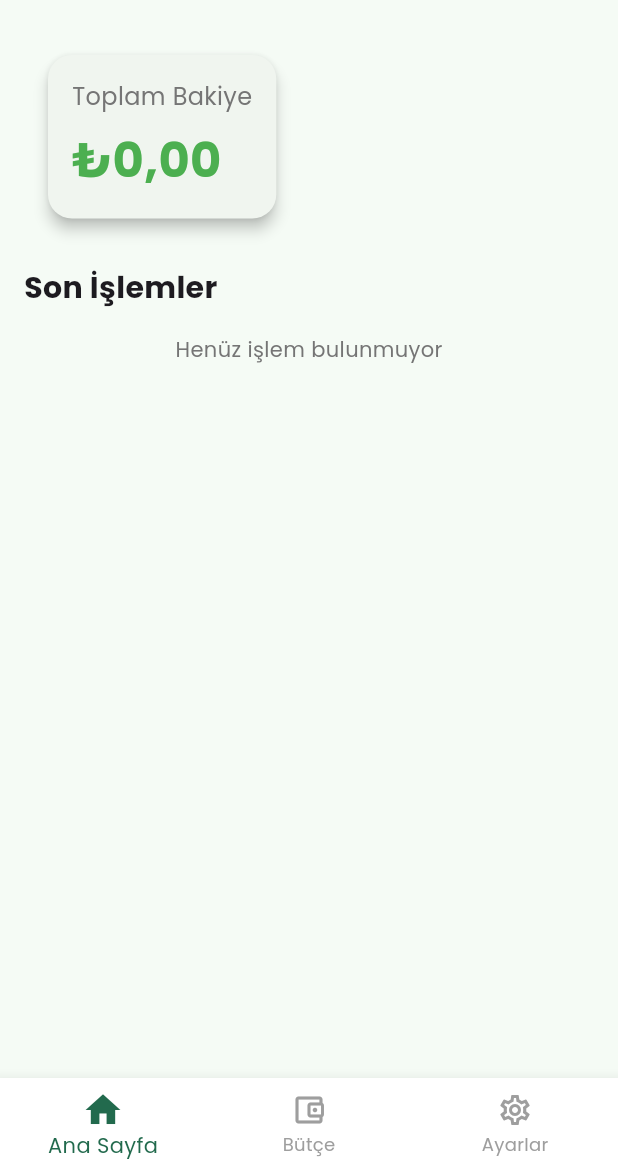
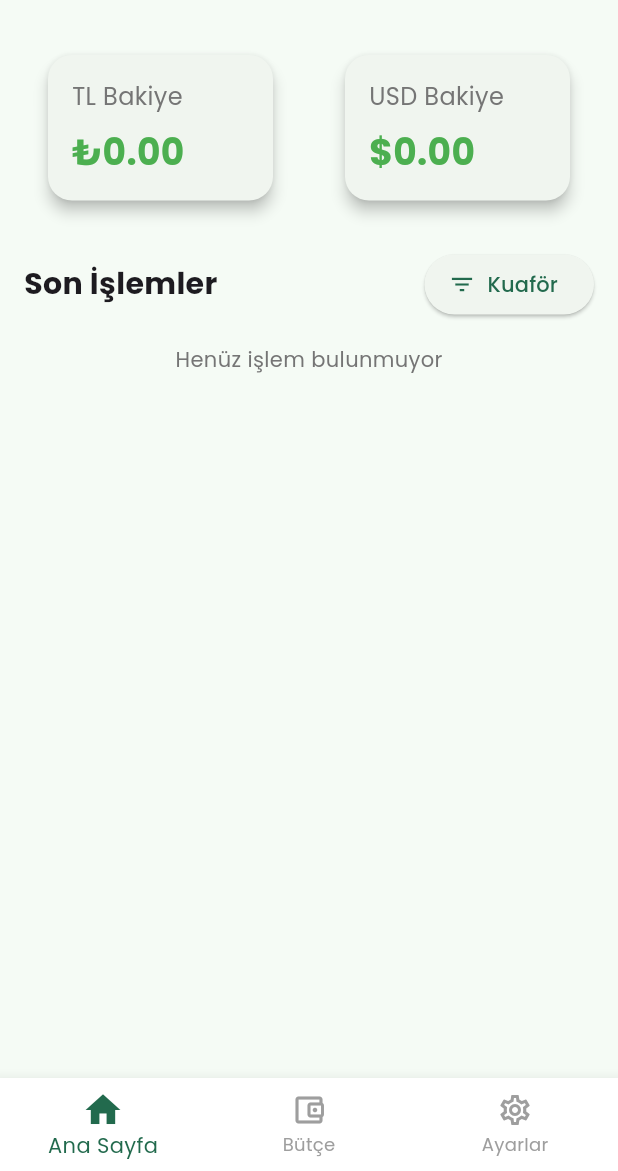
Before and after one commit to keremtegiz/fintrack, a Flutter app: the screen it shows after launch, on a phone screen of 412 x 824 dp, the part 65-1236 px from its top. Run offline on Flutter 3.47's test engine with Material 3 defaults, Android fonts, the phone set to English and light mode, and no system bars; drawn by our look-alikes of flutter_animate; our stand-ins replace fl_chart, google_fonts.

Commit message:
hocanın istekleri

```diff
--- a/lib/models/transaction.dart
+++ b/lib/models/transaction.dart
@@ -7,6 +7,7 @@ class Transaction {
   final double amount;
   final String type; // 'income' or 'expense'
   final DateTime date;
+  final String currency; // 'TRY' or 'USD'
 
   Transaction({
     required this.id,
@@ -15,6 +16,7 @@ class Transaction {
     required this.amount,
     required this.type,
     required this.date,
+    this.currency = 'TRY', // Default currency is TRY
   });
 
   Map<String, dynamic> toJson() {
@@ -25,6 +27,7 @@ class Transaction {
       'amount': amount,
       'type': type,
       'date': date.toIso8601String(),
+      'currency': currency,
     };
   }
 
@@ -36,6 +39,7 @@ class Transaction {
       amount: json['amount'],
       type: json['type'],
       date: DateTime.parse(json['date']),
+      currency: json['currency'] ?? 'TRY',
     );
   }
 }
--- a/lib/providers/transaction_provider.dart
+++ b/lib/providers/transaction_provider.dart
@@ -58,6 +58,20 @@ class TransactionProvider with ChangeNotifier {
     return total;
   }
 
+  double getBalanceByCurrency(String currency) {
+    double balance = 0;
+    for (var transaction in _transactions) {
+      if (transaction.currency == currency) {
+        if (transaction.type == 'income') {
+          balance += transaction.amount;
+        } else {
+          balance -= transaction.amount;
+        }
+      }
+    }
+    return balance;
+  }
+
   List<Transaction> getTransactionsByCategory(String category) {
     return _transactions.where((t) => t.category == category).toList();
   }
--- a/lib/screens/home_screen.dart
+++ b/lib/screens/home_screen.dart
@@ -6,8 +6,15 @@ import '../providers/transaction_provider.dart';
 import '../utils/utils.dart';
 import '../screens/transaction_form_screen.dart';
 
-class HomeScreen extends StatelessWidget {
+class HomeScreen extends StatefulWidget {
   const HomeScreen({super.key});
+
+  @override
+  State<HomeScreen> createState() => _HomeScreenState();
+}
+
+class _HomeScreenState extends State<HomeScreen> {
+  String? _selectedCategory;
 
   @override
   Widget build(BuildContext context) {
@@ -29,21 +36,30 @@ class HomeScreen extends StatelessWidget {
       ),
       body: Consumer<TransactionProvider>(
         builder: (context, provider, child) {
-          final totalBalance = provider.getTotalBalance();
+          final tryBalance = provider.getBalanceByCurrency('TRY');
+          final usdBalance = provider.getBalanceByCurrency('USD');
+
+          // Filter transactions by category if selected
+          final filteredTransactions = _selectedCategory != null
+              ? provider.getTransactionsByCategory(_selectedCategory!)
+              : provider.transactions;
 
           return SingleChildScrollView(
             padding: const EdgeInsets.all(16),
             child: Column(
               crossAxisAlignment: CrossAxisAlignment.start,
               children: [
-                Card(
+                Row(
+                  children: [
+                    Expanded(
+                      child: Card(
                         child: Padding(
                           padding: const EdgeInsets.all(16),
                           child: Column(
                             crossAxisAlignment: CrossAxisAlignment.start,
                             children: [
                               Text(
-                          'Toplam Bakiye',
+                                'TL Bakiye',
                                 style: GoogleFonts.poppins(
                                   fontSize: 16,
                                   color: Colors.grey[600],
@@ -51,30 +67,82 @@ class HomeScreen extends StatelessWidget {
                               ),
                               const SizedBox(height: 8),
                               Text(
-                          Utils.formatCurrency(totalBalance),
+                                '₺${tryBalance.toStringAsFixed(2)}',
                                 style: GoogleFonts.poppins(
-                            fontSize: 32,
+                                  fontSize: 24,
                                   fontWeight: FontWeight.bold,
-                            color: totalBalance >= 0 ? Colors.green : Colors.red,
+                                  color: tryBalance >= 0 ? Colors.green : Colors.red,
                                 ),
                               ),
                             ],
                           ),
                         ),
                       ).animate().fadeIn().slideX(),
+                    ),
+                    const SizedBox(width: 16),
+                    Expanded(
+                      child: Card(
+                        child: Padding(
+                          padding: const EdgeInsets.all(16),
+                          child: Column(
+                            crossAxisAlignment: CrossAxisAlignment.start,
+                            children: [
+                              Text(
+                                'USD Bakiye',
+                                style: GoogleFonts.poppins(
+                                  fontSize: 16,
+                                  color: Colors.grey[600],
+                                ),
+                              ),
+                              const SizedBox(height: 8),
+                              Text(
+                                '\$${usdBalance.toStringAsFixed(2)}',
+                                style: GoogleFonts.poppins(
+                                  fontSize: 24,
+                                  fontWeight: FontWeight.bold,
+                                  color: usdBalance >= 0 ? Colors.green : Colors.red,
+                                ),
+                              ),
+                            ],
+                          ),
+                        ),
+                      ).animate().fadeIn().slideX(),
+                    ),
+                  ],
+                ),
                 const SizedBox(height: 24),
+                Row(
+                  mainAxisAlignment: MainAxisAlignment.spaceBetween,
+                  children: [
                     Text(
                       'Son İşlemler',
                       style: GoogleFonts.poppins(
                         fontSize: 20,
                         fontWeight: FontWeight.bold,
                       ),
+                    ),
+                    ElevatedButton.icon(
+                      onPressed: () {
+                        setState(() {
+                          _selectedCategory = _selectedCategory == 'Kuaför' ? null : 'Kuaför';
+                        });
+                      },
+                      icon: Icon(_selectedCategory == 'Kuaför' ? Icons.filter_list_off : Icons.filter_list),
+                      label: Text(_selectedCategory == 'Kuaför' ? 'Tümünü Göster' : 'Kuaför'),
+                      style: ElevatedButton.styleFrom(
+                        backgroundColor: _selectedCategory == 'Kuaför' ? Colors.orange : null,
+                        foregroundColor: _selectedCategory == 'Kuaför' ? Colors.white : null,
+                      ),
+                    ),
+                  ],
                 ).animate().fadeIn().slideX(),
                 const SizedBox(height: 16),
-                if (provider.transactions.isEmpty)
+                if (filteredTransactions.isEmpty)
                   Center(
                     child: Text(
-                      'Henüz işlem bulunmuyor',
+                      _selectedCategory != null
+                          ? 'Bu kategoride işlem bulunmuyor'
+                          : 'Henüz işlem bulunmuyor',
                       style: GoogleFonts.poppins(
                         color: Colors.grey[600],
                       ),
@@ -84,9 +152,9 @@ class HomeScreen extends StatelessWidget {
                   ListView.builder(
                     shrinkWrap: true,
                     physics: const NeverScrollableScrollPhysics(),
-                    itemCount: provider.transactions.length,
+                    itemCount: filteredTransactions.length,
                     itemBuilder: (context, index) {
-                      final transaction = provider.transactions[index];
+                      final transaction = filteredTransactions[index];
                       return Card(
                         child: ListTile(
                           leading: CircleAvatar(
@@ -115,7 +183,7 @@ class HomeScreen extends StatelessWidget {
                             ),
                           ),
                           trailing: Text(
-                            Utils.formatCurrency(transaction.amount),
+                            '${transaction.currency == 'TRY' ? '₺' : '\$'}${transaction.amount.toStringAsFixed(2)}',
                             style: GoogleFonts.poppins(
                               fontWeight: FontWeight.bold,
                               color: transaction.type == 'income'
```
Also changed, not shown: lib/screens/transaction_form_screen.dart (+37 -4 lines). Lines whose indentation alone changed are shown as unchanged.
